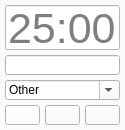
Before: the Qt Designer form gui/task_timer_layout.ui in tlmohren/Task_timer, drawn with Qt 5.
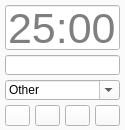
After: the same form once the commit is applied. Icons and pictures are not drawn.

Commit message: kanban window integrated

What changed in the file:
```diff
--- a/gui/task_timer_layout.ui
+++ b/gui/task_timer_layout.ui
@@ -524,8 +524,8 @@
      <rect>
       <x>5</x>
       <y>105</y>
-      <width>35</width>
-      <height>20</height>
+      <width>25</width>
+      <height>21</height>
      </rect>
     </property>
     <property name="palette">
@@ -990,10 +990,10 @@
     </property>
     <property name="geometry">
      <rect>
-      <x>45</x>
+      <x>35</x>
       <y>105</y>
-      <width>35</width>
-      <height>20</height>
+      <width>25</width>
+      <height>21</height>
      </rect>
     </property>
     <property name="cursor">
@@ -1022,10 +1022,29 @@
     </property>
     <property name="geometry">
      <rect>
-      <x>85</x>
+      <x>65</x>
       <y>105</y>
-      <width>35</width>
-      <height>20</height>
+      <width>25</width>
+      <height>21</height>
+     </rect>
+    </property>
+    <property name="cursor">
+     <cursorShape>PointingHandCursor</cursorShape>
+    </property>
+    <property name="text">
+     <string/>
+    </property>
+   </widget>
+   <widget class="QPushButton" name="pushButtonKanban">
+    <property name="enabled">
+     <bool>true</bool>
+    </property>
+    <property name="geometry">
+     <rect>
+      <x>95</x>
+      <y>105</y>
+      <width>25</width>
+      <height>21</height>
      </rect>
     </property>
     <property name="cursor">
```
Left out of the diff: 1 changed line with no effect on the pictures. The commit also changes 7 other files.
